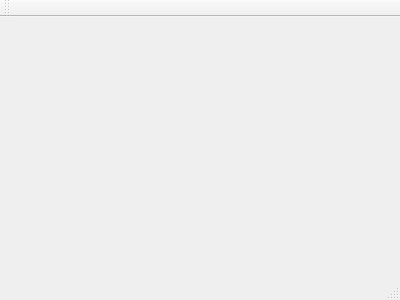
sebastian-THM/SWT2015_G8, file view_qt.ui: the form before one commit.
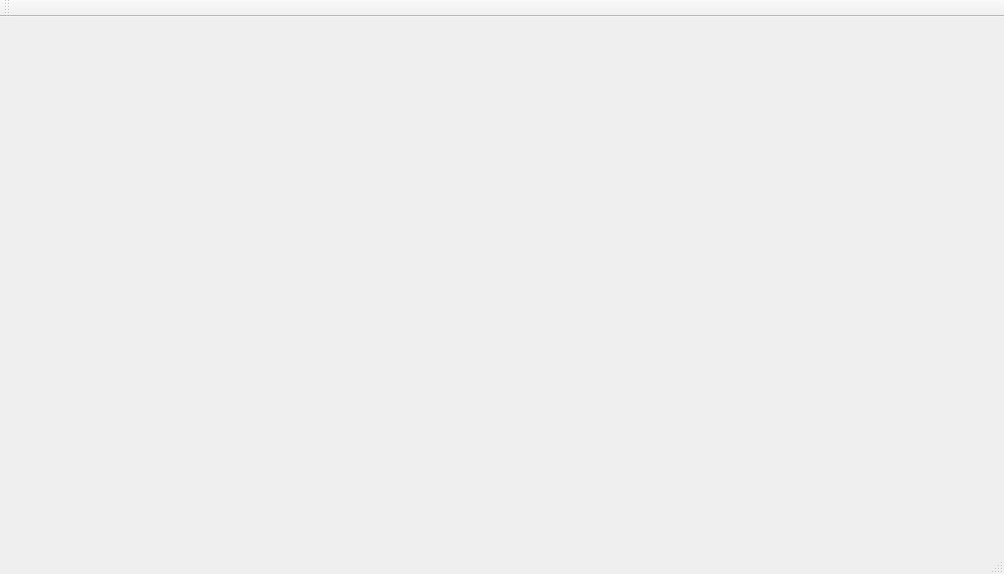
The form after the commit.

Commit message: --Klasse CuttingArea angelegt

What changed in the file:
```diff
--- a/view_qt.ui
+++ b/view_qt.ui
@@ -1,24 +1,50 @@
 <ui version="4.0">
  <class>View_QT</class>
- <widget class="QMainWindow" name="View_QT" >
-  <property name="geometry" >
+ <widget class="QMainWindow" name="View_QT">
+  <property name="geometry">
    <rect>
     <x>0</x>
     <y>0</y>
-    <width>400</width>
-    <height>300</height>
+    <width>1004</width>
+    <height>574</height>
    </rect>
   </property>
   <property name="windowTitle" >
    <string>View_QT</string>
   </property>
-  <widget class="QMenuBar" name="menuBar" />
-  <widget class="QToolBar" name="mainToolBar" />
-  <widget class="QWidget" name="centralWidget" />
-  <widget class="QStatusBar" name="statusBar" />
+  <widget class="QWidget" name="centralWidget">
+   <widget class="QWidget" name="widget" native="true">
+    <property name="geometry">
+     <rect>
+      <x>10</x>
+      <y>10</y>
+      <width>821</width>
+      <height>501</height>
+     </rect>
+    </property>
+   </widget>
+  </widget>
+  <widget class="QMenuBar" name="menuBar">
+   <property name="geometry">
+    <rect>
+     <x>0</x>
+     <y>0</y>
+     <width>1004</width>
+     <height>21</height>
+    </rect>
+   </property>
+  </widget>
+  <widget class="QToolBar" name="mainToolBar">
+   <attribute name="toolBarArea">
+    <enum>TopToolBarArea</enum>
+   </attribute>
+   <attribute name="toolBarBreak">
+    <bool>false</bool>
+   </attribute>
+  </widget>
+  <widget class="QStatusBar" name="statusBar"/>
  </widget>
- <layoutDefault spacing="6" margin="11" />
- <pixmapfunction></pixmapfunction>
+ <layoutdefault spacing="6" margin="11"/>
  <resources/>
  <connections/>
 </ui>
```
Left out of the diff: 3 changed lines with no effect on the pictures. The commit also changes 3 other files.
